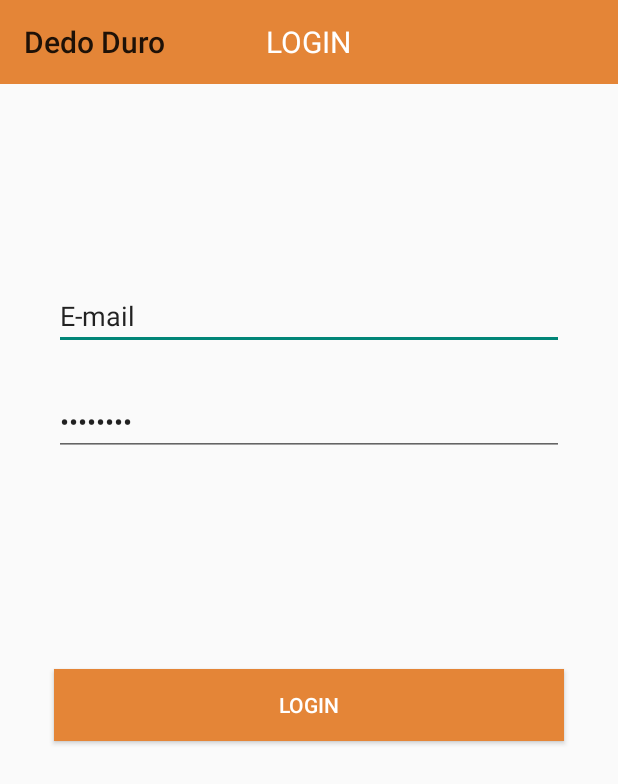
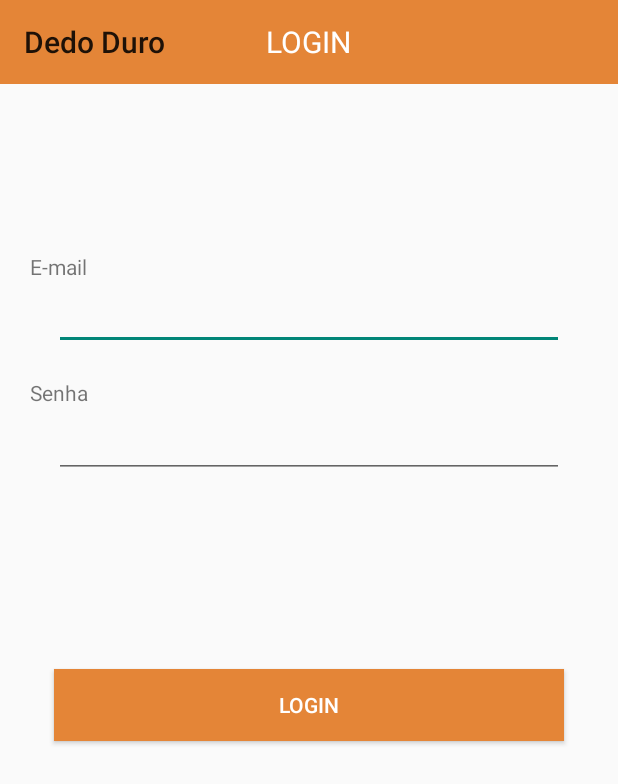
Before and after one commit to Rhenanrk/dedo-duro, an Android app: the screen it shows after launch (Login), on a phone screen of 412 x 824 dp. Shown: the top 784 px of the screen. Run offline under Robolectric (Android 15) with nearby library versions, the phone set to English and light mode, and no system bars.

Commit message:
Atualização do layout

```diff
--- a/Codigo/app/src/main/res/layout/activity_login.xml
+++ b/Codigo/app/src/main/res/layout/activity_login.xml
@@ -48,14 +48,11 @@
         android:id="@+id/campo_email"
         android:layout_width="340dp"
         android:layout_height="45dp"
-        android:layout_marginEnd="8dp"
         android:layout_marginLeft="8dp"
         android:layout_marginRight="8dp"
-        android:layout_marginStart="8dp"
         android:layout_marginTop="188dp"
         android:ems="10"
         android:inputType="textEmailAddress"
-        android:text="E-mail"
         app:layout_constraintLeft_toLeftOf="parent"
         app:layout_constraintRight_toRightOf="parent"
         app:layout_constraintTop_toTopOf="parent" />
@@ -64,16 +61,35 @@
         android:id="@+id/campo_senha"
         android:layout_width="340dp"
         android:layout_height="45dp"
-        android:layout_marginEnd="8dp"
         android:layout_marginLeft="8dp"
         android:layout_marginRight="8dp"
-        android:layout_marginStart="8dp"
-        android:layout_marginTop="25dp"
+        android:layout_marginTop="40dp"
         android:ems="10"
         android:inputType="textPassword"
-        android:text="********"
         app:layout_constraintLeft_toLeftOf="parent"
         app:layout_constraintRight_toRightOf="parent"
         app:layout_constraintTop_toBottomOf="@+id/campo_email" />
 
+    <TextView
+        android:id="@+id/textView"
+        android:layout_width="wrap_content"
+        android:layout_height="wrap_content"
+        android:layout_marginLeft="20dp"
+        android:layout_marginStart="20dp"
+        android:layout_marginTop="252dp"
+        android:text="Senha"
+        app:layout_constraintStart_toStartOf="parent"
+        app:layout_constraintTop_toTopOf="parent" />
+
+    <TextView
+        android:id="@+id/textView2"
+        android:layout_width="wrap_content"
+        android:layout_height="wrap_content"
+        android:layout_marginLeft="20dp"
+        android:layout_marginStart="20dp"
+        android:layout_marginTop="168dp"
+        android:text="E-mail"
+        app:layout_constraintStart_toStartOf="parent"
+        app:layout_constraintTop_toTopOf="parent" />
+
 </android.support.constraint.ConstraintLayout>
```
Also changed, not shown: Codigo/app/src/main/res/layout/activity_lista_de_obras.xml (+17 -9 lines).
